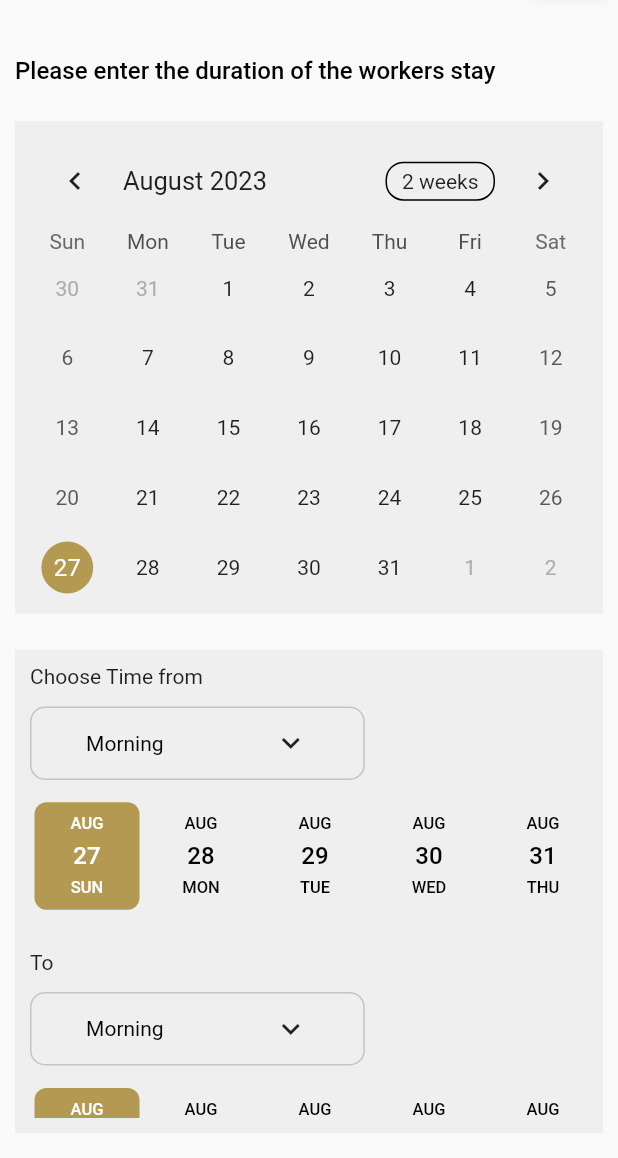
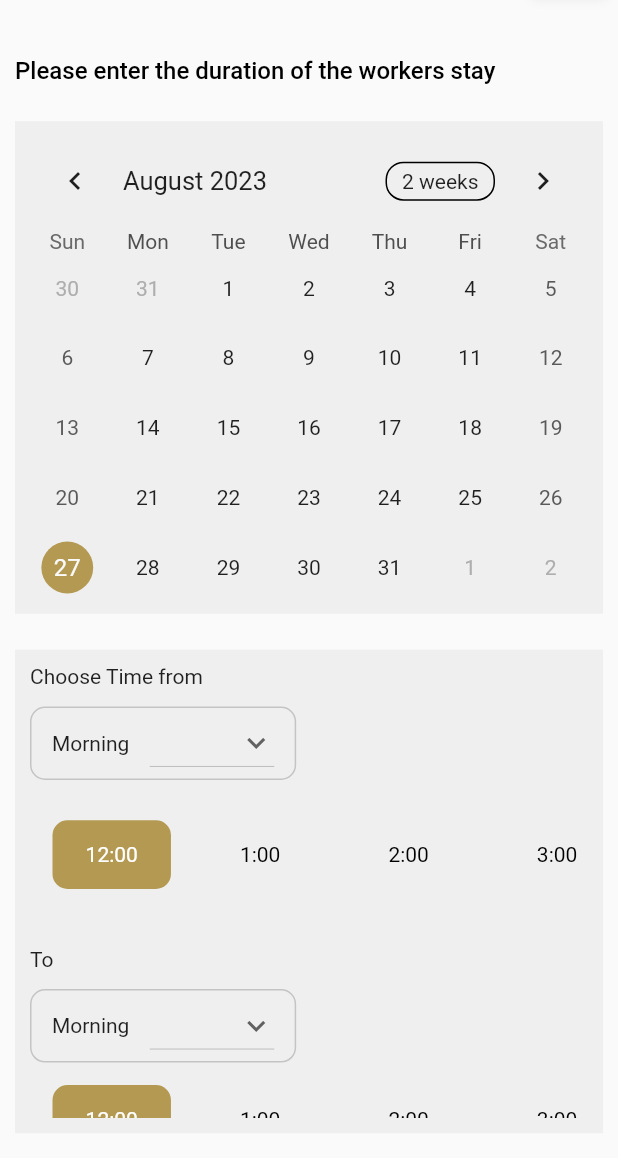
Before and after one commit to AlaaNabilKhalaf/facility_project, a Flutter app: the DurationEntry screen opened directly, on a phone screen of 412 x 824 dp, the part 78-1236 px from its top. Run offline on Flutter 3.47's test engine with Material 2 defaults, Android fonts, the phone set to English and light mode, and no system bars; drawn by our look-alikes of date_picker_timeline, table_calendar; our stand-ins replace animated_text_kit, carousel_slider, dot_navigation_bar, flutter_bloc, flutter_rating_bar, flutter_screenutil and 7 more; missing offline and left inert: wave_transition.

Commit message:
duration entry adding2

```diff
--- a/lib/core/shared_widgets/text_field.dart
+++ b/lib/core/shared_widgets/text_field.dart
@@ -18,10 +18,12 @@ void Function()?  onTab,
   double?borderWidth,
   int?maxLines,
 }) => TextFormField(
+
   minLines: maxLines,
   enabled: enable,
   controller: controller,
   obscureText: isObscure,
+
   decoration:  InputDecoration(
     hintText: hint,
     prefixIcon: prefixImageAsset != null // Use prefixImageAsset to conditionally show the image
@@ -54,6 +56,7 @@ void Function()?  onTab,
 
         )
       )
+
   ),
   keyboardType: type,
   onChanged: onChange,
--- /dev/null
+++ b/lib/features/tasareeh/presentation/views/widgets/chooseMorning.dart
@@ -0,0 +1,51 @@
+import 'package:flutter/cupertino.dart';
+import 'package:flutter/material.dart';
+import 'package:flutter_screenutil/flutter_screenutil.dart';
+
+import '../../../../../constants.dart';
+
+class ChooseMorning extends StatefulWidget {
+
+  @override
+  State<ChooseMorning> createState() => _ChooseMorningState();
+}
+
+class _ChooseMorningState extends State<ChooseMorning> {
+  String dropDown="Morning";
+
+  @override
+  Widget build(BuildContext context) {
+    return Padding(
+      padding:  EdgeInsets.only(right: 170.w),
+      child: Container(
+          alignment: Alignment.center,
+          height: 41.h,
+          width: 100.w,
+          decoration: BoxDecoration(
+              color: Colors.transparent,borderRadius: BorderRadius.circular(10),
+              border:
+              Border.all(color: LIGHT_GREY)
+          ),
+          child:  Row(
+            mainAxisAlignment: MainAxisAlignment.spaceEvenly,
+            children: [
+              Text(dropDown),
+              DropdownButton(
+
+                  icon: Icon(Icons.keyboard_arrow_down),
+                  items: const [
+                    DropdownMenuItem(child: Text("Morning"),value: 'Morning',),
+                    DropdownMenuItem(child: Text("Night"),value: 'Night',),
+                  ],
+
+                  onChanged: (String?newVal){
+                    setState(() {
+                      dropDown=newVal!;
+                    });
+                  })
+            ],
+          )
+      ),
+    );
+  }
+}
--- /dev/null
+++ b/lib/features/tasareeh/presentation/views/widgets/choosetime.dart
@@ -0,0 +1,48 @@
+
+import 'package:flutter/cupertino.dart';
+import 'package:flutter/material.dart';
+import 'package:flutter_screenutil/flutter_screenutil.dart';
+
+import '../../../../../constants.dart';
+
+class ChooseTime extends StatefulWidget {
+
+  @override
+  State<ChooseTime> createState() => _ChooseTimeState();
+}
+
+class _ChooseTimeState extends State<ChooseTime> {
+  List <dynamic> timeee=[
+    "12:00","1:00","2:00","3:00","4:00", "5:00", "6:00", "7:00", "8:00", "9:00", "10:00", "11:00",
+  ];
+
+  int current=0;
+
+  @override
+  Widget build(BuildContext context) {
+    return Container(
+        margin: EdgeInsets.all(5),
+        height: 55.h,
+        child: ListView.builder(
+            scrollDirection: Axis.horizontal,
+            itemCount: timeee.length,
+            itemBuilder: (context,index){
+              return GestureDetector(
+                onTap: (){
+                  setState(() {
+                    current=index;
+                  });                        },
+                child: Container(
+                  alignment: Alignment.center,
+                  margin: EdgeInsets.all(10),
+                  width: 69.w,
+                  decoration: BoxDecoration(borderRadius: BorderRadius.circular(10),
+                    color: current==index?kPrimaryColor:Colors.transparent,
+                  ),
+                  child: Text(timeee[index],style: TextStyle(color: current==index?Colors.white:Colors.black),),
+                ),
+              );
+            })
+    );
+  }
+}
--- a/lib/features/tasareeh/presentation/views/widgets/durationEntry.dart
+++ b/lib/features/tasareeh/presentation/views/widgets/durationEntry.dart
@@ -1,14 +1,14 @@
-import 'package:date_picker_timeline/date_picker_widget.dart';
 import 'package:facility/constants.dart';
 import 'package:facility/core/shared_widgets/appbar2.dart';
 import 'package:facility/core/shared_widgets/custom_buttom.dart';
 import 'package:facility/core/utilies/styles.dart';
-import 'package:facility/features/setting/presentation/views/communityinfoview.dart';
 import 'package:facility/features/tasareeh/presentation/views/widgets/DateRangeContainer.dart';
+import 'package:facility/features/tasareeh/presentation/views/widgets/payWay.dart';
 import 'package:flutter/cupertino.dart';
 import 'package:flutter/material.dart';
 import 'package:flutter_screenutil/flutter_screenutil.dart';
-import 'package:table_calendar/table_calendar.dart';
+import 'chooseMorning.dart';
+import 'choosetime.dart';
 
 class DurationEntry extends StatefulWidget {
 
@@ -17,9 +17,6 @@ class DurationEntry extends StatefulWidget {
 }
 
 class _DurationEntryState extends State<DurationEntry> {
-
-
-
 
   @override
   Widget build(BuildContext context) {
@@ -43,76 +40,25 @@ class _DurationEntryState extends State<DurationEntry> {
                 children: [
                   const Text('Choose Time from'),
                   SizedBox(height: 10.h,),
+                  ChooseMorning(),
+                  SizedBox(height: 10.h,),
                   ChooseTime(),
-                  SizedBox(height: 10.h,),
-                  Container(
-                    child: DatePicker(
-                      DateTime.now(),
-                      height: 65.h,
-                      width: 70,
-                      initialSelectedDate: DateTime.now(),
-                      selectionColor: kPrimaryColor,
-                      selectedTextColor: Colors.white,
-                      dateTextStyle: Styles.textStyle16,
-
-                    ),
-                  ),
                   SizedBox(height: 20.h,),
                   Text('To'),
                   SizedBox(height: 10.h,),
-                  ChooseTime(),
-                  SizedBox(height: 10.h,),
-                  Container(
-                    child: DatePicker(
-                      DateTime.now(),
-                      height: 65.h,
-                      width: 70,
-                      initialSelectedDate: DateTime.now(),
-                      selectionColor: kPrimaryColor,
-                      selectedTextColor: Colors.white,
-                      dateTextStyle: Styles.textStyle16,
+                  ChooseMorning(),
+                  ChooseTime()
 
-                    ),
-                  ),
-                  SizedBox(height: 20.h,),
                 ],
               ),
               ),
               SizedBox(height: 20.h,),
-              CustomButton(backgroundColor: kPrimaryColor, text: 'Next', func: (){}, width: double.infinity)            ],
+              CustomButton(backgroundColor: kPrimaryColor, text: 'Next', func: (){
+                Navigator.push(context, MaterialPageRoute(builder: (context)=>PayWay()));
+              }, width: double.infinity)            ],
           ),
         ),
       ),
     );
   }
 }
-
-class ChooseTime extends StatelessWidget {
-  const ChooseTime({
-    super.key,
-  });
-
-  @override
-  Widget build(BuildContext context) {
-    return Padding(
-      padding:  EdgeInsets.only(right: 130.w),
-      child: Container(
-          alignment: Alignment.center,
-          height: 41.h,
-          width: 111.w,
-          decoration: BoxDecoration(
-              color: Colors.transparent,borderRadius: BorderRadius.circular(10),
-            border:
-              Border.all(color: LIGHT_GREY)
-          ),
-          child: const Row(
-            mainAxisAlignment: MainAxisAlignment.spaceAround,
-            children: [
-              Text('Morning',style: TextStyle(color: Colors.black),),
-              Icon(Icons.keyboard_arrow_down)
-            ],
-          )
-      ),
-    );
-  }
-}
```
Also changed, not shown: lib/features/tasareeh/presentation/views/widgets/payWay.dart (added, +83 -0 lines).
